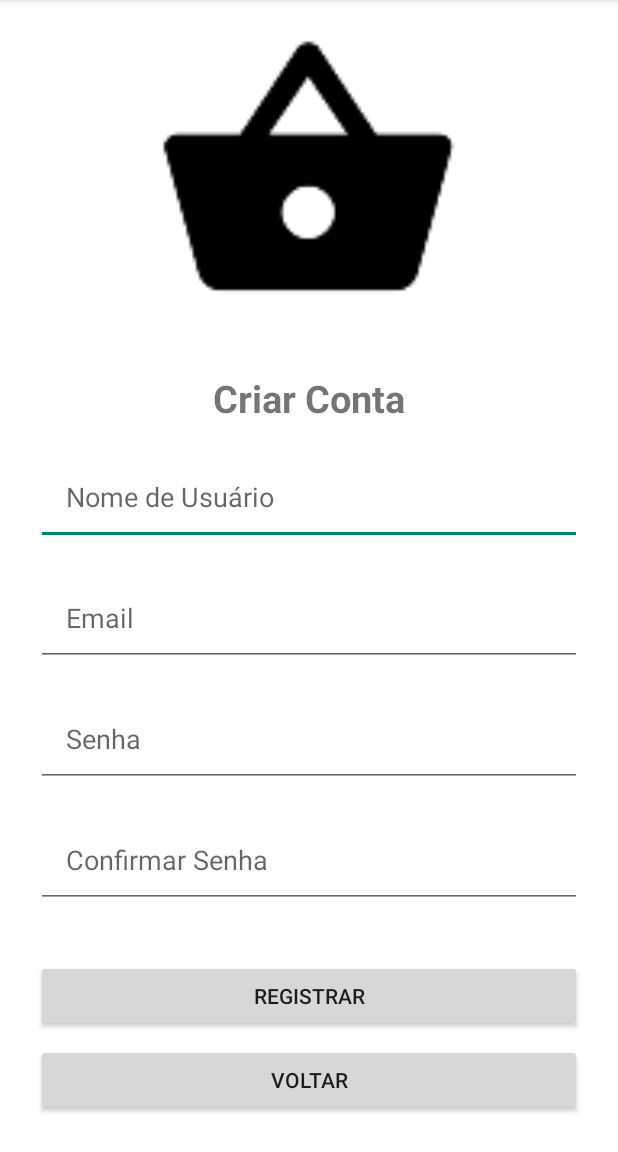
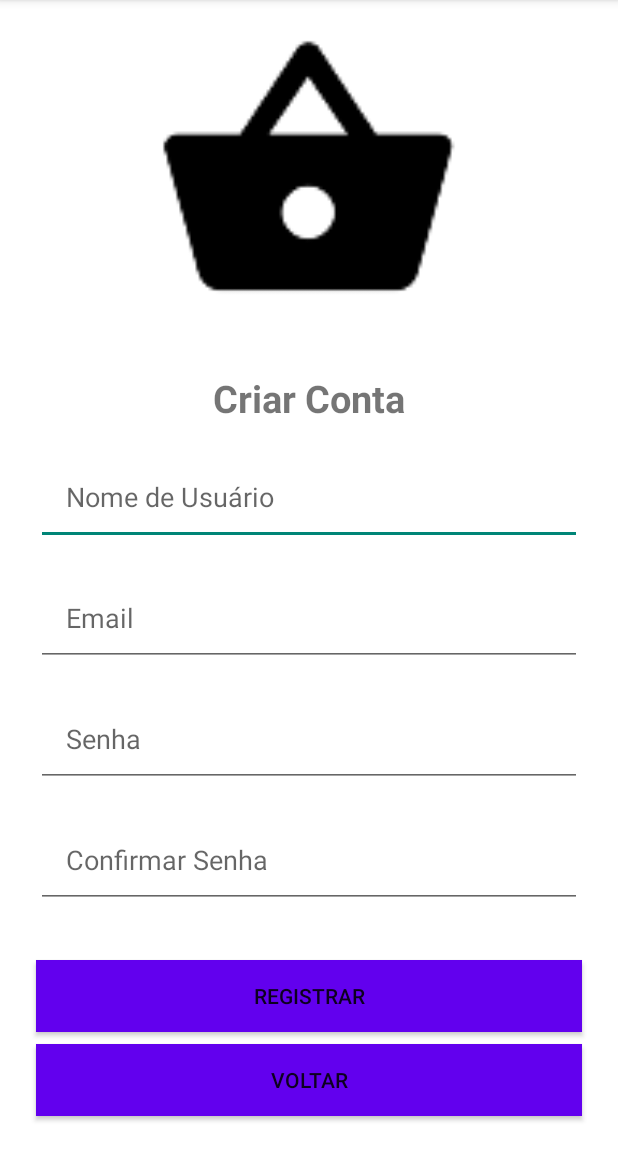
Before and after one commit to RafaelCamilloJorge/lista-compras-android-kotlin, an Android app: the RegisterActivity screen opened directly, with no data from a screen before it, on a phone screen of 412 x 824 dp, the part 84-1236 px from its top. Run offline under Robolectric (Android 15) with nearby library versions, the phone set to English and light mode, and no system bars.

Commit message:
trade background buttom

```diff
--- a/app/src/main/res/layout/activity_main.xml
+++ b/app/src/main/res/layout/activity_main.xml
@@ -68,7 +68,8 @@
         android:text="Login"
         app:layout_constraintBottom_toTopOf="@+id/register_button"
         app:layout_constraintEnd_toEndOf="parent"
-        app:layout_constraintStart_toStartOf="parent" />
+        app:layout_constraintStart_toStartOf="parent"
+        android:background="@color/button"/>
 
     <Button
         android:id="@+id/register_button"
@@ -79,6 +80,7 @@
         android:text="Criar Conta"
         app:layout_constraintBottom_toBottomOf="parent"
         app:layout_constraintEnd_toEndOf="parent"
-        app:layout_constraintStart_toStartOf="parent" />
+        app:layout_constraintStart_toStartOf="parent"
+        android:background="@color/button"/>
 
 </androidx.constraintlayout.widget.ConstraintLayout>
--- a/app/src/main/res/layout/activity_register.xml
+++ b/app/src/main/res/layout/activity_register.xml
@@ -44,7 +44,8 @@
         android:padding="20dp"
         app:layout_constraintEnd_toEndOf="parent"
         app:layout_constraintStart_toStartOf="parent"
-        app:layout_constraintTop_toBottomOf="@+id/text_field" />
+        app:layout_constraintTop_toBottomOf="@+id/text_field"
+        />
 
     <EditText
         android:id="@+id/email_field"
@@ -57,7 +58,7 @@
         android:padding="20dp"
         app:layout_constraintEnd_toEndOf="parent"
         app:layout_constraintStart_toStartOf="parent"
-        app:layout_constraintTop_toBottomOf="@+id/userName_field" />
+        app:layout_constraintTop_toBottomOf="@+id/userName_field"/>
 
 
     <EditText
@@ -71,7 +72,7 @@
         android:padding="20dp"
         app:layout_constraintEnd_toEndOf="parent"
         app:layout_constraintStart_toStartOf="parent"
-        app:layout_constraintTop_toBottomOf="@id/email_field" />
+        app:layout_constraintTop_toBottomOf="@id/email_field"/>
 
     <EditText
         android:id="@+id/confirm_password_field"
@@ -95,7 +96,8 @@
         android:text="Registrar"
         app:layout_constraintBottom_toTopOf="@+id/back_button"
         app:layout_constraintEnd_toEndOf="parent"
-        app:layout_constraintStart_toStartOf="parent" />
+        app:layout_constraintStart_toStartOf="parent"
+        android:background="@color/button"/>
 
     <Button
         android:id="@+id/back_button"
@@ -106,6 +108,7 @@
         android:text="Voltar"
         app:layout_constraintBottom_toBottomOf="parent"
         app:layout_constraintEnd_toEndOf="parent"
-        app:layout_constraintStart_toStartOf="parent" />
+        app:layout_constraintStart_toStartOf="parent"
+        android:background="@color/button"/>
 
 </androidx.constraintlayout.widget.ConstraintLayout>
--- a/app/src/main/res/values/colors.xml
+++ b/app/src/main/res/values/colors.xml
@@ -9,4 +9,5 @@
     <color name="red">#FF5733</color>
     <color name="purple">#A555FF</color>
     <color name="light_gray">#4A333333</color>
+    <color name="button">#6200EE</color>
 </resources>
```
